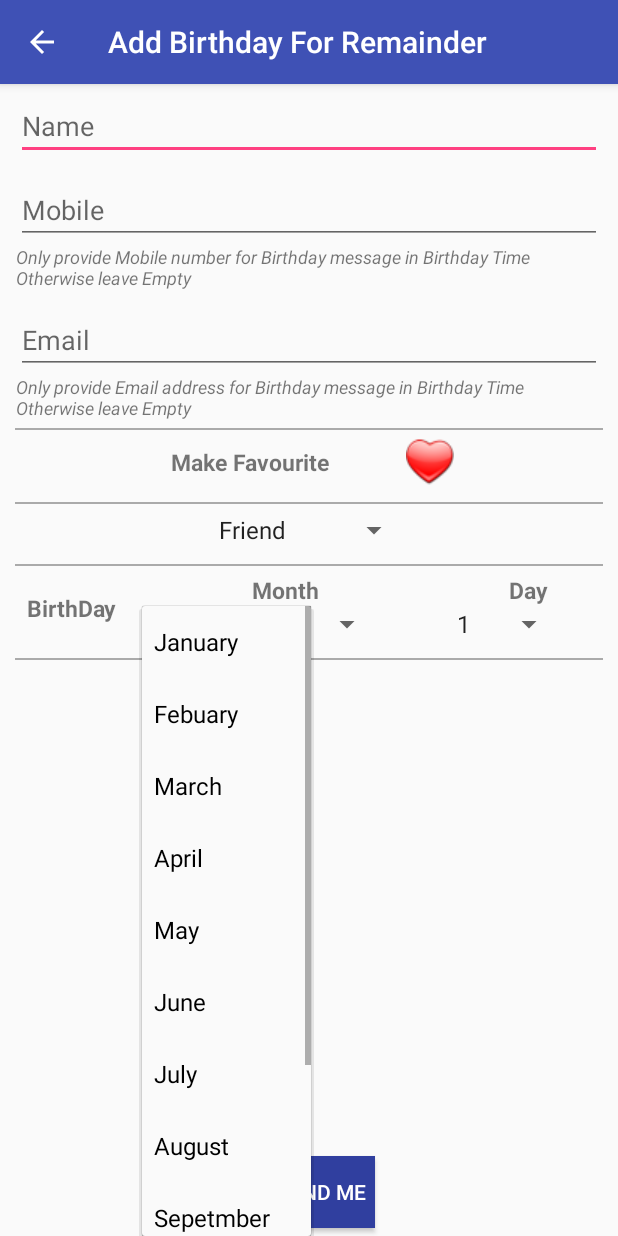
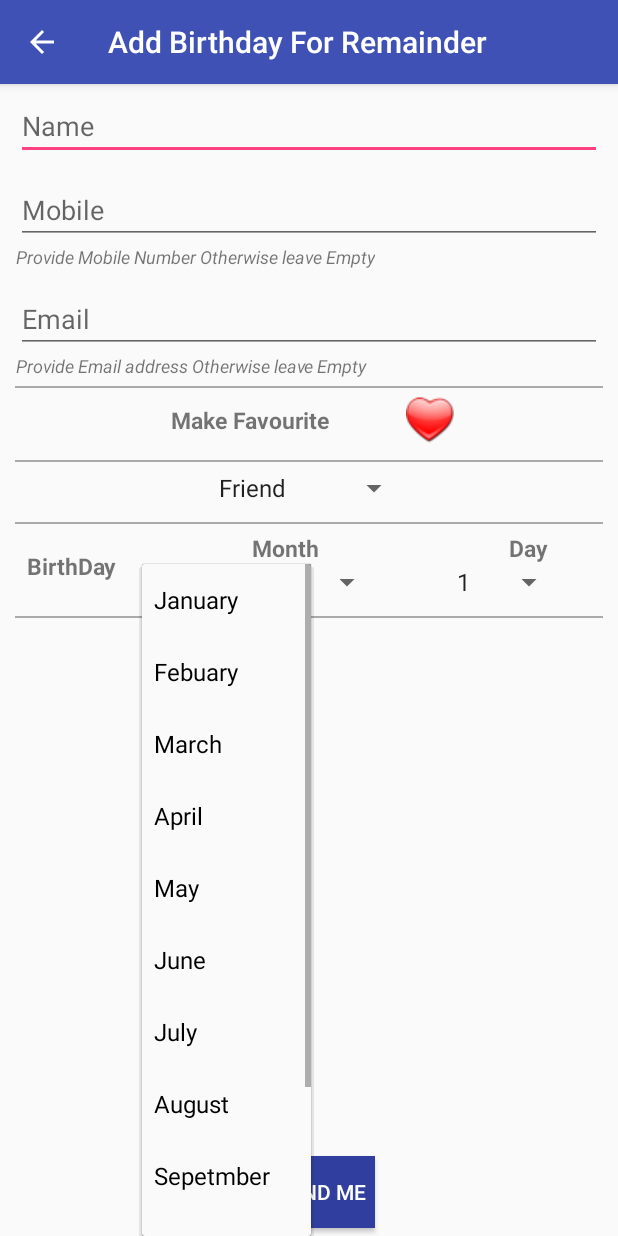
Before and after one commit to dharmakshetri/HappyBirthDay, an Android app: the BirthdaysAdd screen opened directly, with no data from a screen before it, after a tap on "January", on a phone screen of 412 x 824 dp. Run offline under Robolectric (Android 15) with nearby library versions, the phone set to English and light mode, and no system bars; our stand-ins replace AdMob; 5 statements that could not run were skipped; 2 other taps on this screen came first.

Commit message:
added low resolution screen layouts

```diff
--- a/app/src/main/java/co/happybirthday/BirthdayRepo.java
+++ b/app/src/main/java/co/happybirthday/BirthdayRepo.java
@@ -62,7 +62,7 @@ public class BirthdayRepo {
 
     public void updateFavourite(int fav, int sid) {
 
-        Log.e("Update Fav", "fav sttus=" + fav + " id =" + sid);
+
         SQLiteDatabase db = dbHelper.getWritableDatabase();
         ContentValues values = new ContentValues();
 
--- /dev/null
+++ b/app/src/main/res/layout-ldpi/birthdayadd.xml
@@ -0,0 +1,310 @@
+<?xml version="1.0" encoding="utf-8"?>
+<RelativeLayout xmlns:android="http://schemas.android.com/apk/res/android"
+    xmlns:app="http://schemas.android.com/apk/res-auto"
+    android:layout_width="match_parent"
+    android:layout_height="match_parent">
+
+    <LinearLayout
+        android:id="@+id/linearLayoutName"
+        android:layout_width="match_parent"
+        android:layout_height="wrap_content"
+        android:layout_alignParentTop="true"
+        android:layout_marginLeft="@dimen/text_margin"
+        android:layout_marginRight="@dimen/text_margin"
+        android:layout_marginTop="7dp"
+        android:layout_marginBottom="7dp"
+        android:orientation="horizontal">
+
+        <EditText
+            android:id="@+id/etName"
+            android:layout_width="match_parent"
+            android:layout_height="wrap_content"
+            android:layout_marginLeft="@dimen/text_margin"
+            android:layout_marginRight="@dimen/text_margin"
+            android:hint="@string/name" />
+
+    </LinearLayout>
+
+    <LinearLayout
+        android:id="@+id/linearLayoutMobileNumber"
+        android:layout_width="match_parent"
+        android:layout_height="wrap_content"
+        android:layout_below="@+id/linearLayoutName"
+        android:layout_marginLeft="@dimen/text_margin"
+        android:layout_marginRight="@dimen/text_margin"
+        android:layout_marginTop="7dp"
+        android:layout_marginBottom="7dp"
+        android:orientation="horizontal">
+
+        <LinearLayout
+            android:id="@+id/linearLayoutMobileBack"
+            android:layout_width="match_parent"
+            android:layout_height="wrap_content"
+            android:layout_marginLeft="@dimen/text_margin"
+            android:layout_marginRight="@dimen/text_margin"
+            android:orientation="vertical">
+
+            <EditText
+                android:id="@+id/etMobile"
+                android:layout_width="match_parent"
+                android:layout_height="wrap_content"
+                android:hint="@string/mobile"
+                android:inputType="phone" />
+
+            <TextView
+                android:layout_width="wrap_content"
+                android:layout_height="wrap_content"
+                android:text="@string/mobileremindermessage"
+                android:textSize="12sp"
+                android:textStyle="italic" />
+
+        </LinearLayout>
+    </LinearLayout>
+
+    <LinearLayout
+        android:id="@+id/linearLayoutEmail"
+        android:layout_width="match_parent"
+        android:layout_height="wrap_content"
+        android:layout_below="@+id/linearLayoutMobileNumber"
+        android:layout_marginLeft="@dimen/text_margin"
+        android:layout_marginRight="@dimen/text_margin"
+        android:layout_marginTop="7dp"
+        android:layout_marginBottom="7dp"
+        android:orientation="horizontal">
+
+        <TextView
+            android:layout_width="wrap_content"
+            android:layout_height="wrap_content"
+            android:layout_margin="@dimen/text_margin"
+            android:text="@string/email"
+            android:visibility="gone" />
+
+        <LinearLayout
+            android:id="@+id/linearLayoutEmailBack"
+            android:layout_width="match_parent"
+            android:layout_height="wrap_content"
+            android:layout_marginLeft="@dimen/text_margin"
+            android:layout_marginRight="@dimen/text_margin"
+            android:orientation="vertical">
+
+            <EditText
+                android:id="@+id/etEmail"
+                android:layout_width="match_parent"
+                android:layout_height="wrap_content"
+
+                android:hint="@string/email"
+                android:inputType="textEmailAddress" />
+
+            <TextView
+                android:layout_width="wrap_content"
+                android:layout_height="wrap_content"
+                android:text="@string/emialremindermessage"
+                android:textSize="12sp"
+                android:textStyle="italic" />
+
+        </LinearLayout>
+    </LinearLayout>
+
+    <View
+        android:id="@+id/view01"
+        android:layout_width="match_parent"
+        android:layout_height="1dp"
+        android:layout_below="@+id/linearLayoutEmail"
+        android:layout_marginLeft="@dimen/text_left_right_margin"
+        android:layout_marginRight="@dimen/text_left_right_margin"
+        android:layout_marginTop="7dp"
+        android:background="@android:color/darker_gray"></View>
+
+    <LinearLayout
+        android:id="@+id/linearLayoutFav"
+        android:layout_width="match_parent"
+        android:layout_height="wrap_content"
+        android:layout_below="@+id/view01"
+        android:layout_marginLeft="@dimen/text_margin"
+        android:layout_marginRight="@dimen/text_margin"
+        android:layout_marginBottom="7sp"
+        android:layout_marginTop="7sp"
+        android:gravity="center_horizontal"
+        android:orientation="horizontal">
+
+        <TextView
+            android:layout_width="wrap_content"
+            android:layout_height="wrap_content"
+            android:layout_gravity="center_vertical"
+            android:layout_marginLeft="@dimen/text_margin"
+            android:layout_marginRight="25dp"
+            android:text="Make Favourite"
+            android:textSize="15sp"
+            android:textStyle="bold"
+            android:visibility="visible" />
+
+        <ImageView
+            android:id="@+id/imageViewFav"
+            android:layout_width="wrap_content"   android:layout_marginLeft="25dp"
+            android:layout_height="wrap_content"
+            android:background="@drawable/nofav_32"> </ImageView>
+
+    </LinearLayout>
+
+    <View
+        android:id="@+id/view00"
+        android:layout_width="match_parent"
+        android:layout_height="1dp"
+        android:layout_below="@+id/linearLayoutFav"
+        android:layout_marginLeft="@dimen/text_left_right_margin"
+        android:layout_marginRight="@dimen/text_left_right_margin"
+        android:layout_marginTop="7dp"
+        android:background="@android:color/darker_gray"></View>
+    <LinearLayout
+        android:id="@+id/linearLayoutCategory"
+        android:layout_width="match_parent"
+        android:layout_height="wrap_content"
+        android:layout_below="@+id/view00"
+        android:layout_marginLeft="@dimen/text_margin"
+        android:layout_marginRight="@dimen/text_margin"
+        android:layout_marginBottom="7dp"
+        android:layout_marginTop="7dp"
+        android:gravity="center_horizontal"
+        android:orientation="horizontal">
+
+        <TextView
+            android:layout_width="wrap_content"
+            android:layout_height="wrap_content"
+            android:layout_gravity="center_vertical"
+            android:layout_marginLeft="@dimen/text_margin"
+            android:layout_marginRight="@dimen/text_margin"
+            android:layout_weight=".7"
+            android:text="@string/category"
+            android:textSize="15sp"
+            android:textStyle="bold"
+            android:visibility="gone" />
+
+        <Spinner
+            android:id="@+id/spinCategory"
+            android:layout_width="wrap_content"
+            android:layout_height="wrap_content"
+            android:prompt="@string/category"></Spinner>
+
+    </LinearLayout>
+
+    <View
+        android:id="@+id/view0"
+        android:layout_width="match_parent"
+        android:layout_height="1dp"
+        android:layout_below="@+id/linearLayoutCategory"
+        android:layout_marginLeft="@dimen/text_left_right_margin"
+        android:layout_marginRight="@dimen/text_left_right_margin"
+        android:layout_marginTop="7dp"
+        android:background="@android:color/darker_gray"></View>
+
+    <LinearLayout
+        android:id="@+id/linearLayoutBirthDay"
+        android:layout_width="match_parent"
+        android:layout_height="wrap_content"
+        android:layout_below="@+id/view0"
+        android:layout_marginLeft="5dp"
+        android:layout_marginBottom="7dp"
+        android:layout_marginRight="5dp"
+        android:layout_marginTop="7dp"
+        android:orientation="horizontal"
+        android:weightSum="1">
+
+        <TextView
+            android:id="@+id/tvBirthDay"
+            android:layout_width="wrap_content"
+            android:layout_height="wrap_content"
+            android:layout_below="@+id/linearLayoutEmail"
+            android:layout_gravity="center_vertical"
+            android:layout_marginLeft="@dimen/text_margin"
+            android:layout_marginRight="@dimen/text_margin"
+            android:layout_weight=".2"
+            android:gravity="center_horizontal"
+            android:text="@string/birthday"
+            android:textSize="15sp"
+            android:textStyle="bold"
+            android:visibility="visible" />
+
+        <LinearLayout
+            android:id="@+id/linearLayoutEmailBDMonth"
+            android:layout_width="wrap_content"
+            android:layout_height="wrap_content"
+            android:layout_marginLeft="@dimen/text_margin"
+            android:layout_marginRight="@dimen/text_margin"
+            android:layout_weight=".45"
+            android:orientation="vertical">
+
+            <TextView
+                android:layout_width="wrap_content"
+                android:layout_height="wrap_content"
+                android:layout_gravity="center_horizontal"
+                android:text="@string/month"
+                android:textSize="@dimen/textSize"
+                android:textStyle="bold" />
+
+            <Spinner
+                android:id="@+id/spinMonth"
+                android:layout_width="wrap_content"
+                android:layout_height="wrap_content"
+                android:prompt="@string/month"></Spinner>
+
+        </LinearLayout>
+
+        <LinearLayout
+            android:id="@+id/linearLayoutEmailBDDay"
+            android:layout_width="wrap_content"
+            android:layout_height="wrap_content"
+            android:layout_marginLeft="@dimen/text_margin"
+            android:layout_marginRight="@dimen/text_margin"
+            android:layout_weight=".45"
+            android:orientation="vertical">
+
+            <TextView
+                android:layout_width="wrap_content"
+                android:layout_height="wrap_content"
+                android:layout_gravity="center_horizontal"
+                android:text="@string/day"
+                android:textSize="15sp"
+                android:textStyle="bold" />
+
+            <Spinner
+                android:id="@+id/spinDay"
+                android:layout_width="80dp"
+                android:layout_height="wrap_content"
+                android:prompt="@string/day"></Spinner>
+
+        </LinearLayout>
+    </LinearLayout>
+
+
+    <View
+        android:id="@+id/view"
+        android:layout_width="match_parent"
+        android:layout_height="1dp"
+        android:layout_below="@+id/linearLayoutBirthDay"
+        android:layout_marginLeft="@dimen/text_left_right_margin"
+        android:layout_marginRight="@dimen/text_left_right_margin"
+        android:layout_marginTop="20dp"
+        android:background="@android:color/darker_gray"></View>
+
+    <ListView
+        android:id="@+id/listViewRemindMe" android:visibility="gone"
+        android:layout_width="match_parent"
+        android:layout_height="wrap_content"
+        android:layout_below="@+id/view"
+        android:layout_marginBottom="40dp"
+        android:layout_marginLeft="@dimen/text_left_right_margin"
+        android:layout_marginRight="@dimen/text_left_right_margin"
+        android:layout_marginTop="@dimen/text_left_right_margin"></ListView>
+
+    <Button
+        android:id="@+id/btnBirthDayReminder"
+        android:layout_width="wrap_content"
+        android:layout_height="wrap_content"
+        android:layout_alignParentBottom="true"
+        android:layout_centerHorizontal="true"
+        android:onClick="click"
+        android:textColor="@color/white"
+        android:layout_marginBottom="5dp"
+        android:background="@color/colorPrimaryDark"
+        android:text="@string/remindme" />
+</RelativeLayout>
--- a/app/src/main/res/values/strings.xml
+++ b/app/src/main/res/values/strings.xml
@@ -47,21 +47,22 @@
     <string name="message">Message</string>
     <string name="setalarm">Set Alarm</string>
     <string name="setnotification">Set Notification</string>
-    <string name="emialremindermessage">Only provide Email address for Birthday message in Birthday Time Otherwise leave Empty </string>
-    <string name="mobileremindermessage">Only provide Mobile number for Birthday message in Birthday Time Otherwise leave Empty</string>
-    <string name="emptymessae">Happy Birthday to a person that’s charming, talented and witty, and reminds me a lot of myself.</string>
+    <string name="emialremindermessage">Provide Email address Otherwise leave Empty </string>
+    <string name="mobileremindermessage">Provide Mobile Number Otherwise leave Empty</string>
+    <string name="emptymessae">Happy Birthday to a person that’s charming, talented and witty reminds me a lot of myself.</string>
 
     <string name="daysremaing">Days to go</string>
     <string name="todaybirthday">Today Birthday, wish to click</string>
+    <string name="add_birthday_message">Add Birthday For Reminder</string>
 
     <string name="favourite">Favourite</string>
     <string name="rate">Rate App</string>
 
     <string name="rta_dialog_title">Rate this app</string>
     <string name="rta_dialog_message">If you enjoy using this app, would you mind taking a moment to rate it? It won\'t take more than a minute. Thank you for your support!</string>
-    <string name="rta_dialog_ok">Rate now</string>
+    <string name="rta_dialog_ok">Rate Now</string>
     <string name="rta_dialog_cancel">Later</string>
-    <string name="rta_dialog_no">No, thanks</string>
+    <string name="rta_dialog_no">No, Thanks</string>
     <string name="no_fav">No Favourites yet, So please </string>
     <string name="banner_ad_unit_id">ca-app-pub-2457197007328169/5708420977</string>
     <string name="interstitial_ad_unit_id">ca-app-pub-2457197007328169/1577604274</string>
```
Also changed, not shown: app/src/main/res/layout-ldpi/activity_main.xml (added, +45 -0 lines), app/src/main/res/layout-ldpi/birthdaydetails.xml (added, +171 -0 lines), app/src/main/res/layout-ldpi/birthdayrowitem.xml (added, +54 -0 lines), app/src/main/res/layout-ldpi/content_main.xml (added, +23 -0 lines), app/src/main/res/layout-ldpi/fragment_all.xml (added, +24 -0 lines), app/src/main/res/layout-ldpi/messagerow.xml (added, +24 -0 lines), app/src/main/res/layout-ldpi/row_birthday_reminders.xml (added, +22 -0 lines), app/src/main/res/layout-ldpi/splachscreen.xml (added, +13 -0 lines).
